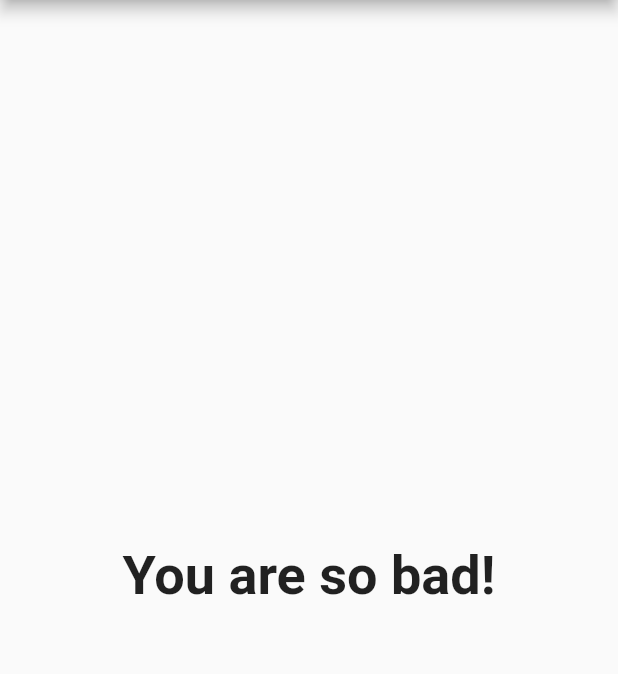
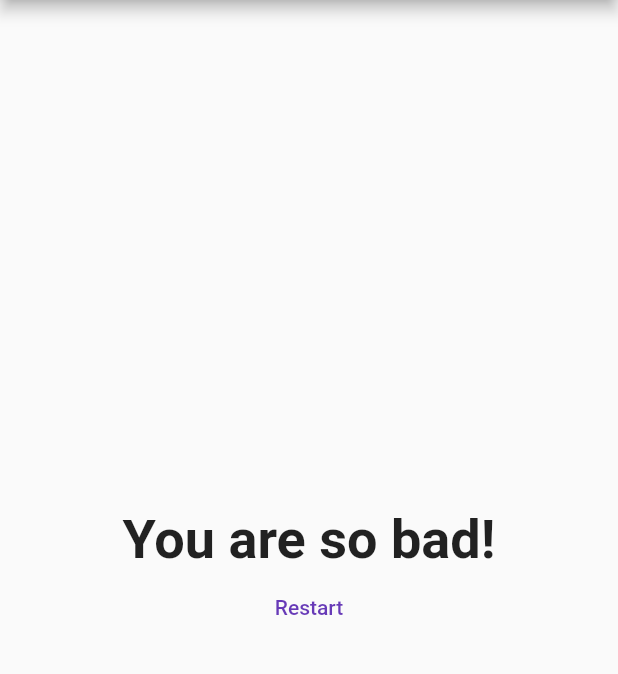
Before and after one commit to a-tiny-flame/f_quiz_app, a Flutter app: the screen it shows after launch, after a tap on "Black", after a tap on "Snake", after a tap on "Max", on a phone screen of 412 x 824 dp, the part 84-758 px from its top. Run offline on Flutter 3.47's test engine with Material 2 defaults, Android fonts, the phone set to English and light mode, and no system bars.

```diff
--- a/lib/components/result.dart
+++ b/lib/components/result.dart
@@ -1,9 +1,12 @@
 import 'package:flutter/material.dart';
 
 class Result extends StatelessWidget {
-  const Result({Key? key, required this.resultScore}) : super(key: key);
+  const Result(
+      {Key? key, required this.resultScore, required this.resetFunction})
+      : super(key: key);
 
   final int resultScore;
+  final VoidCallback resetFunction;
 
   String get resultPhrase {
     if (resultScore <= 8) {
@@ -19,12 +22,23 @@ class Result extends StatelessWidget {
 
   @override
   Widget build(BuildContext context) {
-    return Text(
-      resultPhrase,
-      style: const TextStyle(
-        fontSize: 36,
-        fontWeight: FontWeight.bold,
-      ),
+    return Column(
+      mainAxisAlignment: MainAxisAlignment.center,
+      children: [
+        Text(
+          resultPhrase,
+          textAlign: TextAlign.center,
+          style: const TextStyle(
+            fontSize: 36,
+            fontWeight: FontWeight.bold,
+          ),
+        ),
+        TextButton(
+          onPressed: resetFunction,
+          style: TextButton.styleFrom(primary: Colors.deepPurple),
+          child: const Text('Restart'),
+        )
+      ],
     );
   }
 }
--- a/lib/screens/home_screen.dart
+++ b/lib/screens/home_screen.dart
@@ -27,7 +27,10 @@ class _HomeScreenState extends State<HomeScreen> {
                 answerQuestion: _answerQuestion,
                 questionIndex: _questionIndex,
               )
-            : Result(resultScore: _totalScore),
+            : Result(
+                resultScore: _totalScore,
+                resetFunction: _resetQuiz,
+              ),
       ),
     );
   }
@@ -38,4 +41,11 @@ class _HomeScreenState extends State<HomeScreen> {
       _questionIndex++;
     });
   }
+
+  void _resetQuiz() {
+    setState(() {
+      _questionIndex = 0;
+      _totalScore = 0;
+    });
+  }
 }
```
